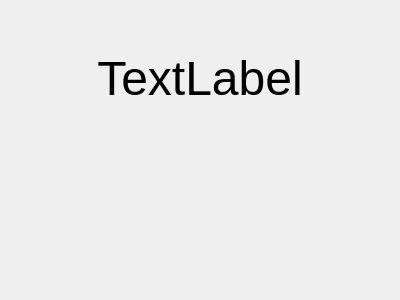
Old version of the form basicquiz.ui in the repository zxjorge/EDApp.
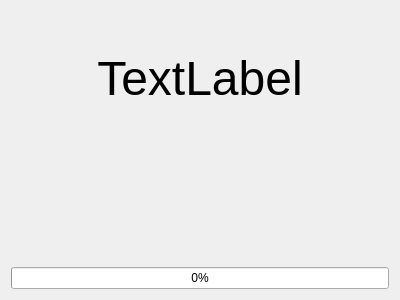
New version of the form.

Commit message: added progress bar to quiz

What changed in the file:
```diff
--- a/basicquiz.ui
+++ b/basicquiz.ui
@@ -99,6 +99,13 @@
      </item>
     </layout>
    </item>
+   <item>
+    <widget class="QProgressBar" name="progressBar">
+     <property name="value">
+      <number>0</number>
+     </property>
+    </widget>
+   </item>
   </layout>
  </widget>
  <resources/>
```
The commit also changes 1 other file.
